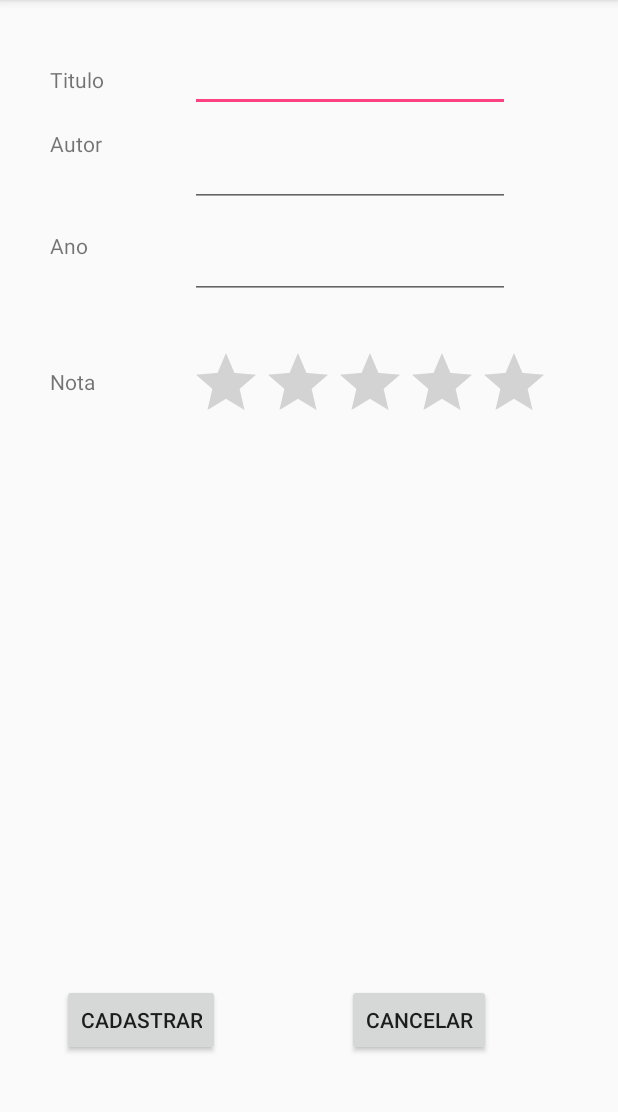
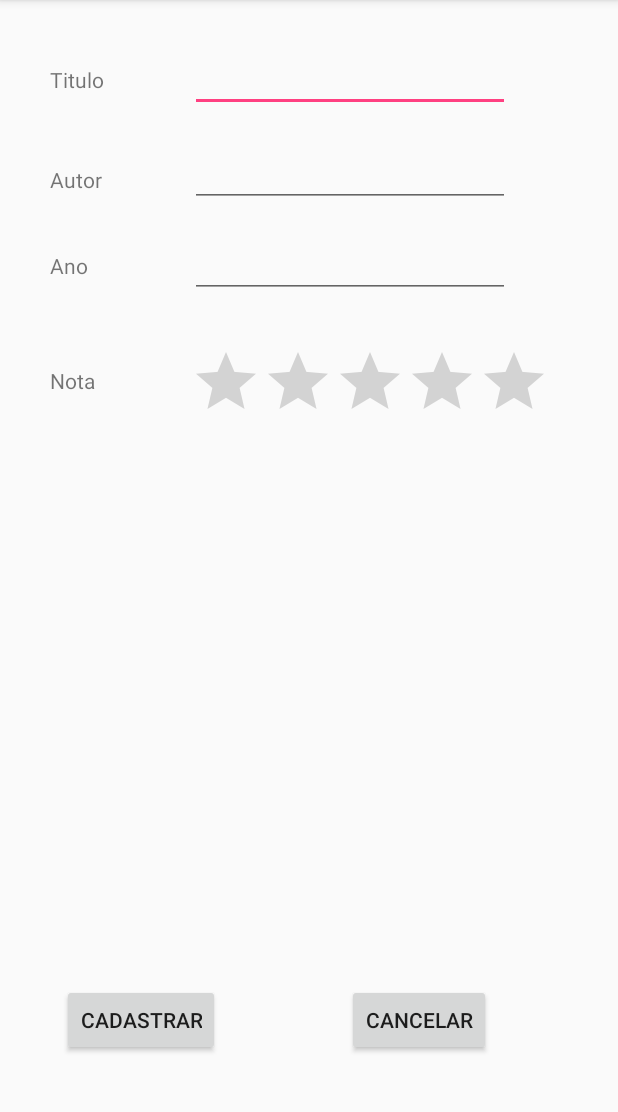
Before and after one commit to Pedrohnf/MeusLivros_Room, an Android app: the Cadastrar screen opened directly, with no data from a screen before it, on a phone screen of 412 x 824 dp, the part 84-1196 px from its top. Run offline under Robolectric (Android 15) with nearby library versions, the phone set to English and light mode, and no system bars; our stand-ins replace Room's generated code.

Commit message:
Versão 2.2 Banco Room

```diff
--- a/app/src/main/res/layout/activity_cadastrar.xml
+++ b/app/src/main/res/layout/activity_cadastrar.xml
@@ -21,13 +21,13 @@
         android:id="@+id/textView2"
         android:layout_width="wrap_content"
         android:layout_height="19dp"
-        android:layout_marginBottom="33dp"
+        android:layout_marginBottom="70dp"
         android:layout_marginStart="33dp"
-        android:layout_marginTop="24dp"
+        android:layout_marginTop="67dp"
         android:text="Autor"
-        app:layout_constraintBottom_toBottomOf="@+id/autor"
+        app:layout_constraintBottom_toBottomOf="@+id/ano"
         app:layout_constraintStart_toStartOf="parent"
-        app:layout_constraintTop_toBottomOf="@+id/textView" />
+        app:layout_constraintTop_toTopOf="@+id/textView" />
 
     <TextView
         android:id="@+id/textView3"
@@ -35,8 +35,8 @@
         android:layout_height="wrap_content"
         android:layout_marginStart="33dp"
         android:text="Ano"
-        app:layout_constraintStart_toStartOf="parent"
-        app:layout_constraintTop_toTopOf="@+id/ano" />
+        app:layout_constraintBaseline_toBaselineOf="@+id/ano"
+        app:layout_constraintStart_toStartOf="parent" />
 
     <TextView
         android:id="@+id/textView4"
@@ -52,12 +52,12 @@
         android:id="@+id/titulo"
         android:layout_width="wrap_content"
         android:layout_height="41dp"
-        android:layout_marginBottom="31dp"
+        android:layout_marginBottom="36dp"
         android:layout_marginEnd="72dp"
         android:layout_marginTop="33dp"
         android:ems="10"
         android:inputType="textPersonName"
-        app:layout_constraintBottom_toBottomOf="@+id/textView2"
+        app:layout_constraintBottom_toTopOf="@+id/textView2"
         app:layout_constraintEnd_toEndOf="parent"
         app:layout_constraintTop_toTopOf="parent" />
 
@@ -105,7 +105,7 @@
         android:id="@+id/ano"
         android:layout_width="wrap_content"
         android:layout_height="wrap_content"
-        android:layout_marginTop="16dp"
+        android:layout_marginTop="15dp"
         android:ems="10"
         android:inputType="number"
         app:layout_constraintStart_toStartOf="@+id/autor"
```
